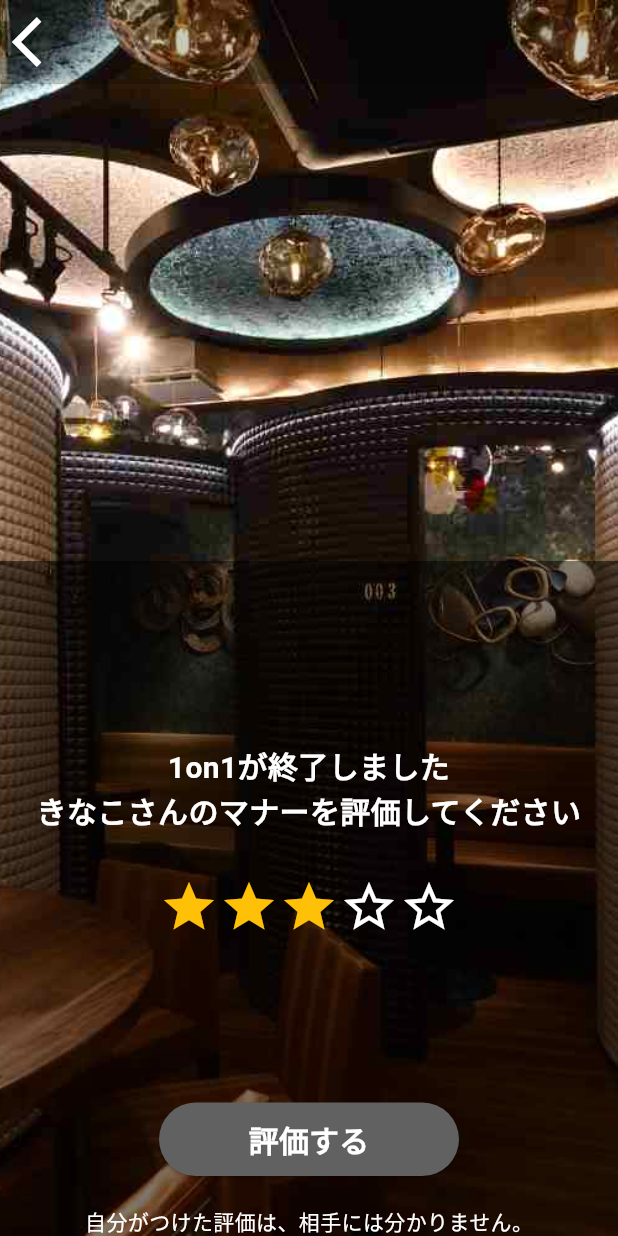
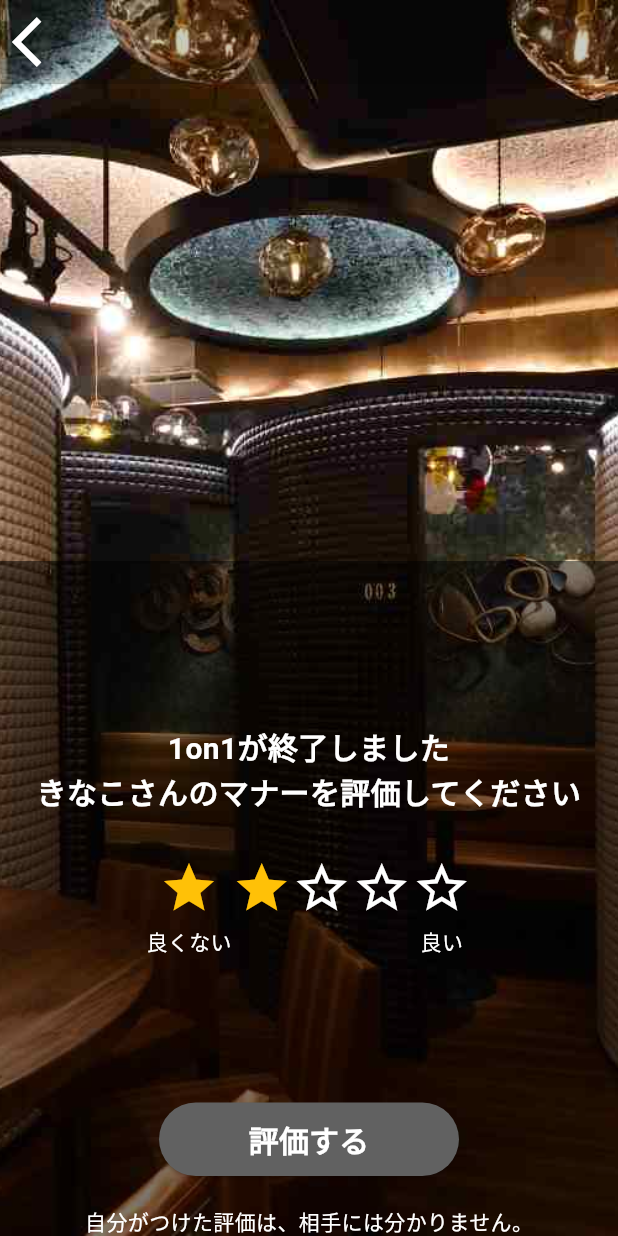
Before and after one commit to tatuan19/flutter-sample, a Flutter app: the screen it shows after launch, on a phone screen of 412 x 824 dp. Run offline on Flutter 3.47's test engine with Material 3 defaults, Android fonts, the phone set to English and light mode, and no system bars; our stand-ins replace auto_route, firebase_auth, firebase_core, loading_indicator, permission_handler, youtube_player_flutter; missing offline and left inert: agora_rtc_engine; accounts and stored records are empty.

Commit message:
Custom rating bar

```diff
--- a/lib/helpers/widgets/rating_bar.dart
+++ b/lib/helpers/widgets/rating_bar.dart
@@ -1,7 +1,9 @@
 import 'package:flutter/material.dart';
+import 'package:sample/helpers/theme/sizes.dart';
 
 class CustomRatingBar extends StatefulWidget {
   const CustomRatingBar({
+    super.key,
     this.maxRating = 5,
     this.minRating = 0,
     required this.initialRating,
@@ -40,25 +42,41 @@ class _CustomRatingBarState extends State<CustomRatingBar> {
   Widget build(BuildContext context) {
     return Row(
       mainAxisSize: MainAxisSize.min,
+      crossAxisAlignment: CrossAxisAlignment.start,
       children: List.generate(
         widget.maxRating,
         (index) => InkWell(
           onTap: () {
-            double newRating = (index + widget.minRating).toDouble();
+            double newRating = ((index + 1) + widget.minRating).toDouble();
             setState(() {
               rating = newRating;
             });
             widget.onRatingUpdate(newRating);
           },
-          child: Icon(
-            index + widget.minRating <= rating
+          child: Column(children: [
+            Icon(
+              (index + 1) + widget.minRating <= rating
                   ? widget.ratedIcon
                   : widget.unratedIcon,
               size: widget.itemSize,
-            color: index + widget.minRating <= rating
+              color: (index + 1) + widget.minRating <= rating
                   ? widget.ratedColor
                   : widget.unratedColor,
             ),
+            const SizedBox(height: 5.0),
+            if (index == 0)
+              Text(
+                '良くない',
+                style: TextStyle(
+                    fontSize: FontSize.small, color: widget.unratedColor),
+              ),
+            if (index + 1 == widget.maxRating)
+              Text(
+                '良い',
+                style: TextStyle(
+                    fontSize: FontSize.small, color: widget.unratedColor),
+              ),
+          ]),
         ),
       ),
     );
```
Lines whose indentation alone changed are shown as unchanged.
